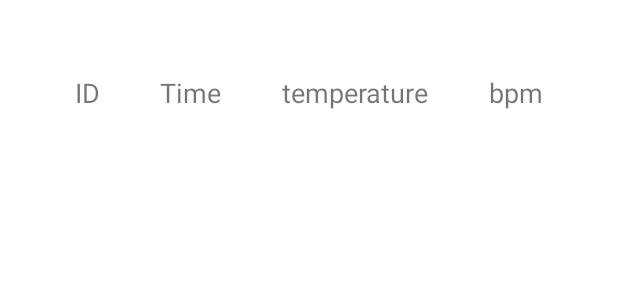
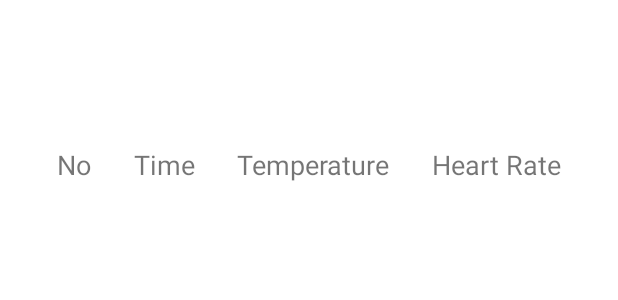
Before and after one commit to bomohit/Ben-Temperature, an Android app: the layout custom_row.xml on its own in the app's theme, with its tools: preview values and no code run, on a phone screen of 412 x 824 dp. Shown: the top 300 px of the screen. Run offline under Robolectric (Android 15) with nearby library versions, the phone set to English and light mode, and no system bars.

Commit message:
add header to history list

```diff
--- a/app/src/main/java/com/bit/temperatureapps/HealthStatusActivity.kt
+++ b/app/src/main/java/com/bit/temperatureapps/HealthStatusActivity.kt
@@ -22,8 +22,9 @@ class HealthStatusActivity: AppCompatActivity() {
 
         try {
             from = intent.getStringExtra("from").toString()
+            d("bomoh", "from history $from")
         } catch (e: IllegalArgumentException) {
-            d("bomoh", "not from history")
+            d("bomoh", "not from history $from")
         }
 
         findViewById<TextView>(R.id.stat_temperature).text = "$temperature °C"
@@ -69,7 +70,7 @@ class HealthStatusActivity: AppCompatActivity() {
 
     override fun onBackPressed() {
         super.onBackPressed()
-        if (from.isNullOrEmpty()) {
+        if (from == "null") {
             val intent = Intent(this, MainActivity::class.java)
             startActivity(intent)
             finish()
--- a/app/src/main/java/com/bit/temperatureapps/ScanFragment.kt
+++ b/app/src/main/java/com/bit/temperatureapps/ScanFragment.kt
@@ -34,6 +34,7 @@ import java.util.concurrent.Executors
 class ScanFragment : Fragment(), SerialInputOutputManager.Listener {
     private var baudRate = 9600
     var temperatureTaken : String? = null
+    var stat :Boolean = false
 
     override fun onCreateView(
             inflater: LayoutInflater, container: ViewGroup?,
@@ -142,7 +143,7 @@ class ScanFragment : Fragment(), SerialInputOutputManager.Listener {
 //        this.requireActivity().findViewById<TextView>(R.id.displayTemperature).text = "${String(data!!)} °C"
         val mp = MediaPlayer.create(requireContext(), R.raw.scan);
         d("bomoh", "yes ${String(data!!)}nn")
-        if (!String(data).contains("error") && String(data).contains(".")) {
+        if (!String(data).contains("error") && String(data).contains(".") && !stat) {
             temperatureTaken = String(data)
             mp.start()
             requireActivity().runOnUiThread {
@@ -152,6 +153,11 @@ class ScanFragment : Fragment(), SerialInputOutputManager.Listener {
             requireActivity().runOnUiThread {
                 requireActivity().findViewById<Button>(R.id.buttonNext).isEnabled = true
             }
+            stat = true
+        }
+        if (String(data).contains("error")) {
+            // reset
+            stat = false
         }
     }
 
--- a/app/src/main/java/com/bit/temperatureapps/UserListAdapter.kt
+++ b/app/src/main/java/com/bit/temperatureapps/UserListAdapter.kt
@@ -22,6 +22,7 @@ class UserListAdapter : RecyclerView.Adapter<UserListAdapter.ViewHolder>() {
         val row_temperature: TextView = itemView.findViewById(R.id.row_temperature)
         val row_bpm: TextView = itemView.findViewById(R.id.row_bpm)
         val row_date: TextView = itemView.findViewById(R.id.row_date)
+        val header : ConstraintLayout = itemView.findViewById(R.id.constraintLayoutHead)
         val lay: ConstraintLayout = itemView.findViewById(R.id.constraintLayout)
 
     }
@@ -42,15 +43,18 @@ class UserListAdapter : RecyclerView.Adapter<UserListAdapter.ViewHolder>() {
         if (position == 0) {
             holder.row_date.isVisible = true
             holder.row_date.text = date
+            holder.header.isVisible = true
         } else {
             val p_info = userList[position-1].time.split(" ")
             val p_date = p_info[0]
-            // If previous date not the same with current
+            // If previous date not the same with currentgit
             if (p_date != date) {
                 holder.row_date.isVisible = true
                 holder.row_date.text = date
+                holder.header.isVisible = true
             }else {
                 holder.row_date.isVisible = false
+                holder.header.isVisible = false
             }
         }
 
--- a/app/src/main/res/layout/custom_row.xml
+++ b/app/src/main/res/layout/custom_row.xml
@@ -19,21 +19,83 @@
         tools:visibility="invisible" />
 
     <androidx.constraintlayout.widget.ConstraintLayout
+        android:id="@+id/constraintLayoutHead"
+        android:layout_width="match_parent"
+        android:layout_height="wrap_content"
+        android:background="@drawable/border"
+        android:backgroundTint="#D5D2D2"
+        android:padding="10dp"
+
+        app:layout_constraintStart_toStartOf="parent"
+        app:layout_constraintTop_toBottomOf="@+id/row_date"
+        tools:visibility="invisible">
+
+        <TextView
+            android:id="@+id/row1"
+            android:layout_width="wrap_content"
+            android:layout_height="wrap_content"
+            android:text="No"
+            android:textSize="18sp"
+            app:layout_constraintBottom_toBottomOf="parent"
+            app:layout_constraintEnd_toStartOf="@+id/row2"
+            app:layout_constraintHorizontal_bias="0.5"
+            app:layout_constraintStart_toStartOf="parent"
+            app:layout_constraintTop_toTopOf="parent" />
+
+        <TextView
+            android:id="@+id/row2"
+            android:layout_width="wrap_content"
+            android:layout_height="wrap_content"
+            android:text="Time"
+            android:textSize="18sp"
+            app:layout_constraintBottom_toBottomOf="parent"
+            app:layout_constraintEnd_toStartOf="@+id/row3"
+            app:layout_constraintHorizontal_bias="0.5"
+            app:layout_constraintStart_toEndOf="@+id/row1"
+            app:layout_constraintTop_toTopOf="parent" />
+
+        <TextView
+            android:id="@+id/row3"
+            android:layout_width="wrap_content"
+            android:layout_height="wrap_content"
+            android:text="Temperature"
+            android:textSize="18sp"
+            app:layout_constraintEnd_toStartOf="@+id/row4"
+            app:layout_constraintHorizontal_bias="0.5"
+            app:layout_constraintStart_toEndOf="@+id/row2"
+            app:layout_constraintTop_toTopOf="parent" />
+
+        <TextView
+            android:id="@+id/row4"
+            android:layout_width="wrap_content"
+            android:layout_height="wrap_content"
+            android:text="Heart Rate"
+            android:textSize="18sp"
+            app:layout_constraintBottom_toBottomOf="parent"
+            app:layout_constraintEnd_toEndOf="parent"
+            app:layout_constraintHorizontal_bias="0.5"
+            app:layout_constraintStart_toEndOf="@+id/row3"
+            app:layout_constraintTop_toTopOf="parent" />
+
+    </androidx.constraintlayout.widget.ConstraintLayout>
+
+    <androidx.constraintlayout.widget.ConstraintLayout
         android:id="@+id/constraintLayout"
         android:layout_width="match_parent"
         android:layout_height="wrap_content"
+        android:layout_marginTop="3dp"
         android:background="@drawable/border"
         android:backgroundTint="@color/white"
         android:padding="10dp"
         app:layout_constraintEnd_toEndOf="parent"
         app:layout_constraintStart_toStartOf="parent"
-        app:layout_constraintTop_toBottomOf="@+id/row_date">
+        app:layout_constraintTop_toBottomOf="@+id/constraintLayoutHead">
 
         <TextView
             android:id="@+id/row_id"
             android:layout_width="wrap_content"
             android:layout_height="wrap_content"
-            android:text="ID"
+            android:text="No"
             android:textSize="18sp"
             app:layout_constraintBottom_toBottomOf="parent"
             app:layout_constraintEnd_toStartOf="@+id/row_time"
@@ -57,7 +119,7 @@
             android:id="@+id/row_temperature"
             android:layout_width="wrap_content"
             android:layout_height="wrap_content"
-            android:text="temperature"
+            android:text="Temperature"
             android:textSize="18sp"
             app:layout_constraintEnd_toStartOf="@+id/row_bpm"
             app:layout_constraintHorizontal_bias="0.5"
@@ -68,7 +130,7 @@
             android:id="@+id/row_bpm"
             android:layout_width="wrap_content"
             android:layout_height="wrap_content"
-            android:text="bpm"
+            android:text="Heart Rate"
             android:textSize="18sp"
             app:layout_constraintBottom_toBottomOf="parent"
             app:layout_constraintEnd_toEndOf="parent"
@@ -76,4 +138,5 @@
             app:layout_constraintStart_toEndOf="@+id/row_temperature"
             app:layout_constraintTop_toTopOf="parent" />
     </androidx.constraintlayout.widget.ConstraintLayout>
+
 </androidx.constraintlayout.widget.ConstraintLayout>
--- a/app/src/main/res/layout/fragment_history.xml
+++ b/app/src/main/res/layout/fragment_history.xml
@@ -9,12 +9,11 @@
     tools:context=".HistoryFragment">
 
     <!-- TODO: Update blank fragment layout -->
+
     <androidx.recyclerview.widget.RecyclerView
         android:id="@+id/historyRecyclerView"
         android:layout_width="match_parent"
         android:layout_height="match_parent"
-        android:layout_marginTop="8dp"
-        android:layout_marginBottom="8dp"
         app:layout_constraintBottom_toBottomOf="parent"
         app:layout_constraintEnd_toEndOf="parent"
         app:layout_constraintStart_toStartOf="parent"
@@ -30,7 +29,6 @@
         android:visibility="invisible"
         app:layout_constraintBottom_toBottomOf="parent"
         app:layout_constraintEnd_toEndOf="parent"
-        app:layout_constraintStart_toStartOf="parent"
-        app:layout_constraintTop_toTopOf="parent" />
+        app:layout_constraintStart_toStartOf="parent" />
 
 </androidx.constraintlayout.widget.ConstraintLayout>
```
